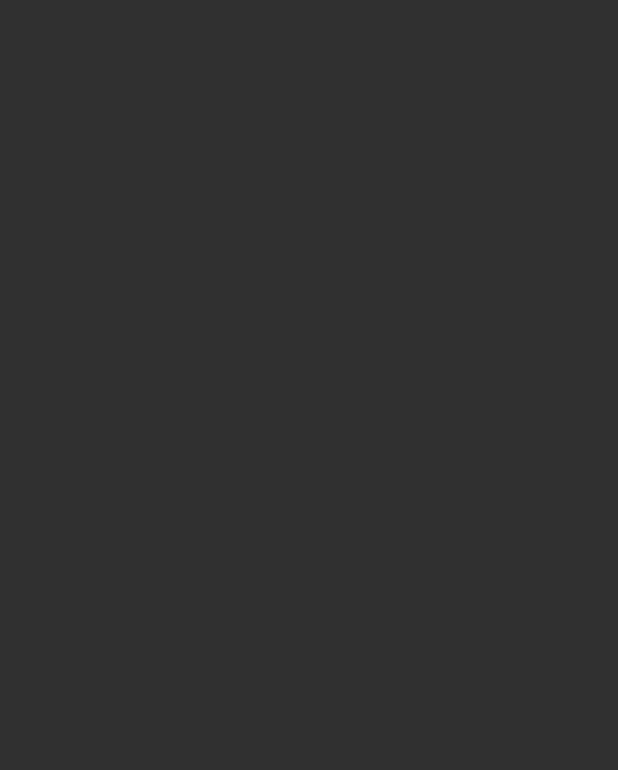
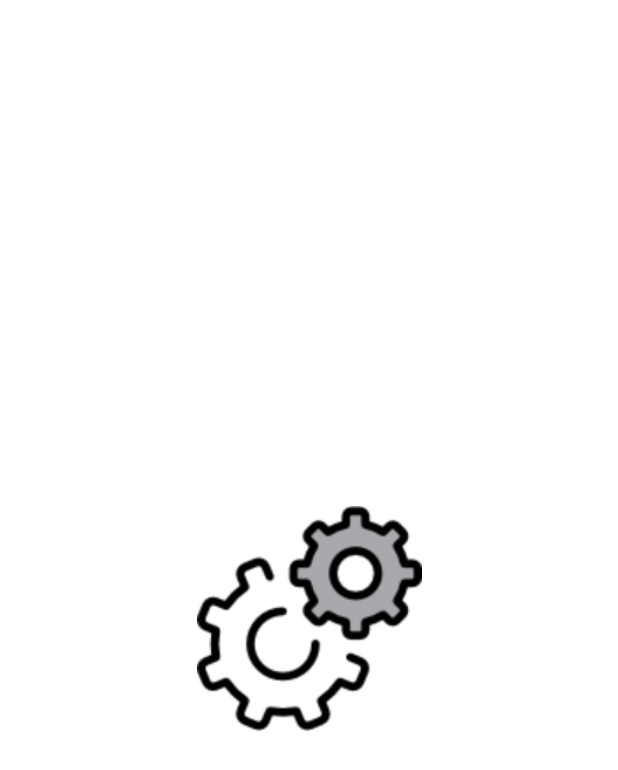
Before and after one commit to andreslab/APP_ANDROID_TOOLBLIND, an Android app: the screen it shows after launch (PermissionsActivity), on a phone screen of 412 x 824 dp. Before the commit the part shown is empty. Shown: the top 770 px of the screen. Run offline under Robolectric (Android 15) with nearby library versions, the phone set to English and light mode, and no system bars.

Commit message:
validación de existencia de permisos en base de datos para entrar directo a la pantalla principal

```diff
--- a/app/src/main/java/com/andreslab/tools_blind/PermissionsActivity.java
+++ b/app/src/main/java/com/andreslab/tools_blind/PermissionsActivity.java
@@ -1,6 +1,7 @@
 package com.andreslab.tools_blind;
 
 import android.Manifest;
+import android.content.Intent;
 import android.content.pm.PackageManager;
 import android.support.annotation.NonNull;
 import android.support.v4.app.ActivityCompat;
@@ -25,20 +26,38 @@ public class PermissionsActivity extends AppCompatActivity {
     @Override
     protected void onCreate(Bundle savedInstanceState) {
         super.onCreate(savedInstanceState);
-
-
+        setContentView(R.layout.activity_permissions);
         init_permissions();
     }
 
 
     public void init_permissions(){
-        checkPermissionCamera();
+        RequestDataBase rdb = new RequestDataBase(PermissionsActivity.this, PermissionsActivity.this);
+        ArrayList<PermissionModel> pm = new ArrayList<PermissionModel>();
+        pm =   rdb.showData_permissions();
+
+
+        //Log.d("tag", pm.get(0).getPermission_name());
+
+        if(pm.size() < 1){
+            Log.d("DATA_BASE", "no existe base de datos");
+            checkPermissionCamera();
+        }else{
+            Log.d("DATA_BASE", "existe base de datos");
+            Intent i = new Intent(PermissionsActivity.this, MainActivity.class);
+            startActivity(i);
+        }
+
+
     }
 
     public void post_request_permissions(){
         //save in database
         RequestDataBase rdb = new RequestDataBase(PermissionsActivity.this, PermissionsActivity.this);
-        rdb.saveData(name_permissions);
+        rdb.saveData_permissions(name_permissions);
+        Intent i = new Intent(PermissionsActivity.this, MainActivity.class);
+        startActivity(i);
+
     }
 
 
--- a/app/src/main/java/com/andreslab/tools_blind/database/RequestDataBase.java
+++ b/app/src/main/java/com/andreslab/tools_blind/database/RequestDataBase.java
@@ -6,6 +6,7 @@ import android.content.Context;
 import android.database.Cursor;
 import android.database.sqlite.SQLiteDatabase;
 import android.support.v4.app.ActivityCompat;
+import android.util.Log;
 import android.widget.Toast;
 
 import com.andreslab.tools_blind.models.PermissionModel;
@@ -28,11 +29,11 @@ public class RequestDataBase {
     }
 
 
-    public void saveData(ArrayList<PermissionModel> lista_permisos){
+    public void saveData_permissions(ArrayList<PermissionModel> lista_permisos){
         AdminSQLiteHelper adminSQLiteHelper = new AdminSQLiteHelper(context, "admin_permisos", null , 1);
         SQLiteDatabase db = adminSQLiteHelper.getWritableDatabase();
         try{
-            for (int i = 0; i == lista_permisos.size(); i++ ) {
+            for (int i = 0; i <= lista_permisos.size()-1; i++ ) {
                 ContentValues cv = new ContentValues();
                 cv.put("id", lista_permisos.get(i).getId());
                 cv.put("permiso", lista_permisos.get(i).getPermission_name());
@@ -45,8 +46,28 @@ public class RequestDataBase {
 
         }catch (Exception e){
             Toast.makeText(context, "Se presentó el problema "+e.toString()+" al guardar los datos ", Toast.LENGTH_SHORT).show();
+            db.close();
         }
     }
-    public void updateData(){}
-    public void showData(){}
+    public void updateData_permissions(){}
+
+
+    public ArrayList<PermissionModel> showData_permissions(){
+        ArrayList<PermissionModel> lista_permisos = new ArrayList<PermissionModel>();
+        AdminSQLiteHelper adminSQLiteHelper = new AdminSQLiteHelper(context, "admin_permisos", null , 1);
+        SQLiteDatabase db = adminSQLiteHelper.getWritableDatabase();
+        String columnas[] = {"id", "permiso", "acceso"};
+
+        Cursor cursor = db.query("permisos",columnas,null,null,null,null,"id");
+
+        int id = cursor.getColumnIndex(columnas[0]);
+        int permiso = cursor.getColumnIndex(columnas[1]);
+        int acceso = cursor.getColumnIndex(columnas[2]);
+
+        for(cursor.moveToFirst(); !cursor.isAfterLast(); cursor.moveToNext()) {
+            lista_permisos.add(new PermissionModel(cursor.getInt(id), cursor.getString(permiso), cursor.getInt(acceso)));
+        }
+        db.close();
+        return lista_permisos;
+    }
 }
--- a/app/src/main/java/com/andreslab/tools_blind/MainView.java
+++ b/app/src/main/java/com/andreslab/tools_blind/view/MainView.java
@@ -1,4 +1,4 @@
-package com.andreslab.tools_blind;
+package com.andreslab.tools_blind.view;
 
 import android.content.Context;
 import android.graphics.Canvas;
@@ -19,7 +19,7 @@ public class MainView extends View {
         super.onDraw(canvas);
 
         Paint paint = new Paint();
-        paint.setColor(Color.GRAY);
+        paint.setColor(Color.LTGRAY);
         canvas.drawPaint(paint);
     }
 
--- a/app/src/main/res/layout/activity_permissions.xml
+++ b/app/src/main/res/layout/activity_permissions.xml
@@ -4,6 +4,22 @@
     xmlns:tools="http://schemas.android.com/tools"
     android:layout_width="match_parent"
     android:layout_height="match_parent"
-    tools:context="com.andreslab.tools_blind.PermissionsActivity">
+    tools:context="com.andreslab.tools_blind.PermissionsActivity"
+    android:background="@android:color/white">
 
+
+    <ImageView
+        android:id="@+id/imageView"
+        android:layout_width="150dp"
+        android:layout_height="150dp"
+        android:layout_marginBottom="8dp"
+        android:layout_marginLeft="8dp"
+        android:layout_marginRight="8dp"
+        android:layout_marginTop="8dp"
+        android:scaleType="centerCrop"
+        app:layout_constraintBottom_toBottomOf="parent"
+        app:layout_constraintLeft_toLeftOf="parent"
+        app:layout_constraintRight_toRightOf="parent"
+        app:layout_constraintTop_toTopOf="parent"
+        app:srcCompat="@drawable/icons_setting" />
 </android.support.constraint.ConstraintLayout>
```
Also changed, not shown: app/src/main/java/com/andreslab/tools_blind/MainActivity.java (+1 -13 lines), app/src/main/res/drawable/icons_setting.png (added).
